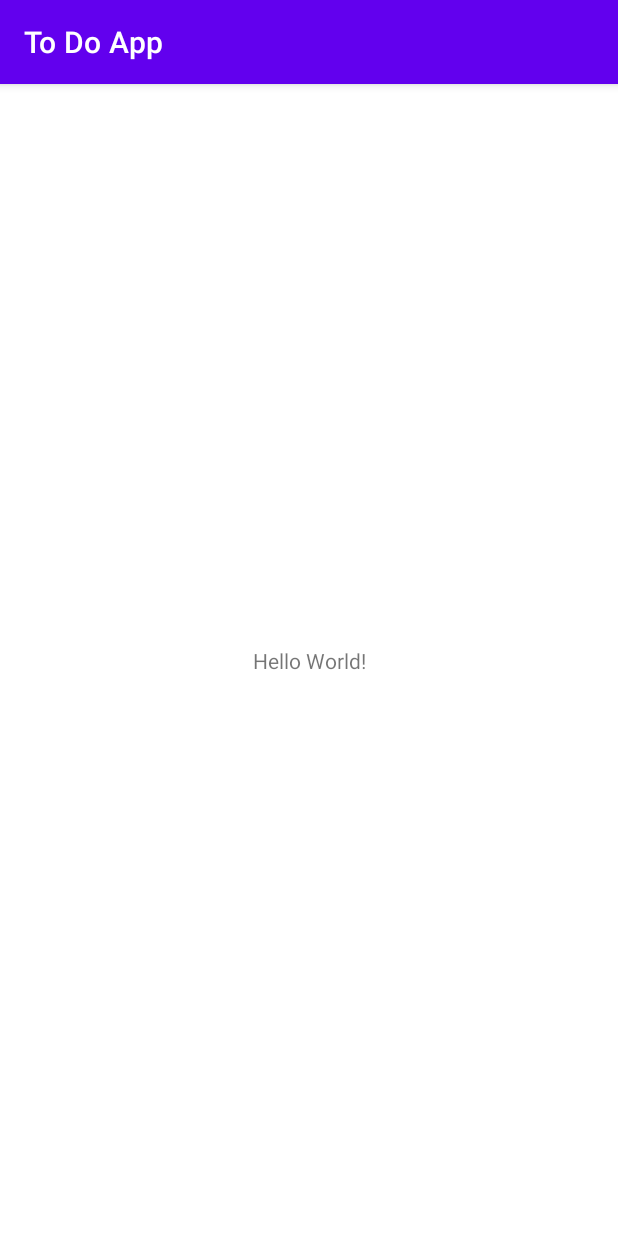
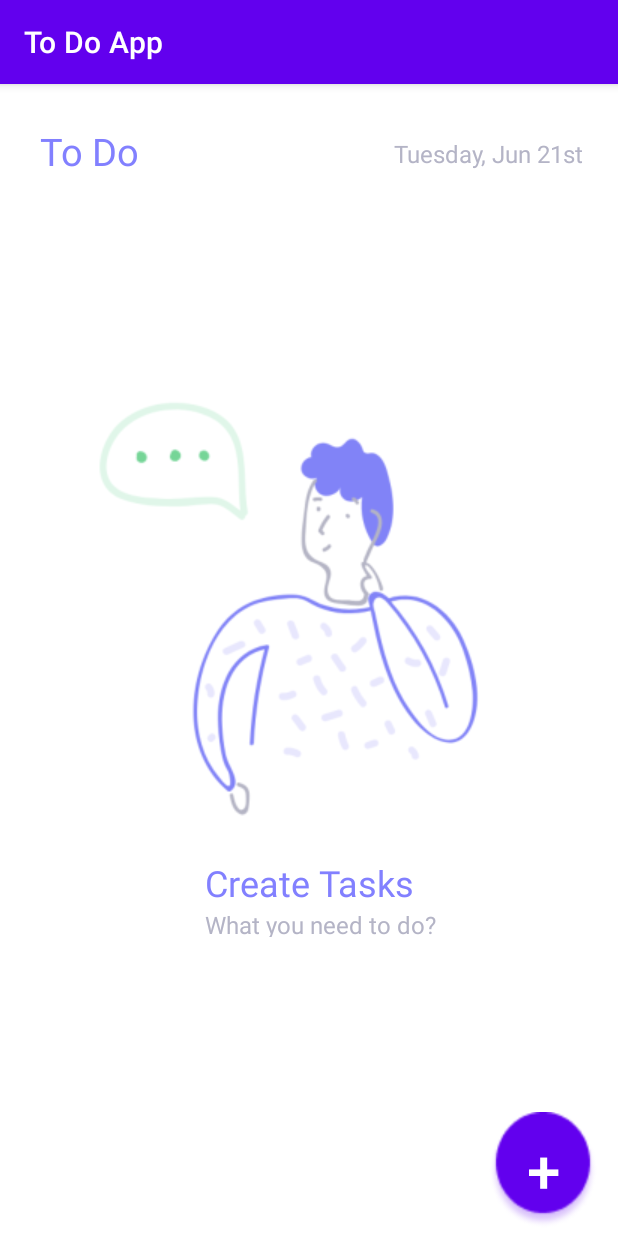
Before and after one commit to dbnascimentof/to-do-app, an Android app: the screen it shows after launch (MainActivity), on a phone screen of 412 x 824 dp. Run offline under Robolectric (Android 15) with nearby library versions, the phone set to English and light mode, and no system bars.

Commit message:
Main_Screen from To-Do-App

```diff
--- a/app/src/main/AndroidManifest.xml
+++ b/app/src/main/AndroidManifest.xml
@@ -10,6 +10,9 @@
         android:supportsRtl="true"
         android:theme="@style/Theme.ToDoApp">
         <activity
+            android:name=".Page02_TO_DO_APP"
+            android:exported="false" />
+        <activity
             android:name=".MainActivity"
             android:exported="true">
             <intent-filter>
--- a/app/src/main/java/br/com/danielfilho/todoapp/MainActivity.java
+++ b/app/src/main/java/br/com/danielfilho/todoapp/MainActivity.java
@@ -2,13 +2,25 @@ package br.com.danielfilho.todoapp;
 
 import androidx.appcompat.app.AppCompatActivity;
 
+import android.content.Intent;
 import android.os.Bundle;
+import android.view.View;
 
 public class MainActivity extends AppCompatActivity {
+
+    private View btnPlus;
 
     @Override
     protected void onCreate(Bundle savedInstanceState) {
         super.onCreate(savedInstanceState);
         setContentView(R.layout.activity_main);
-    }
+
+        btnPlus = findViewById(R.id.btn_plus);
+
+        btnPlus.setOnClickListener(View ->{
+        Intent intent = new Intent(MainActivity.this, Page02_TO_DO_APP.class);
+        startActivity(intent);
+        });
+
 }
+}
--- /dev/null
+++ b/app/src/main/java/br/com/danielfilho/todoapp/Page02_TO_DO_APP.java
@@ -0,0 +1,14 @@
+package br.com.danielfilho.todoapp;
+
+import androidx.appcompat.app.AppCompatActivity;
+
+import android.os.Bundle;
+
+public class Page02_TO_DO_APP extends AppCompatActivity {
+
+    @Override
+    protected void onCreate(Bundle savedInstanceState) {
+        super.onCreate(savedInstanceState);
+        setContentView(R.layout.activity_page02_to_do_app);
+    }
+}
--- a/app/src/main/res/layout/activity_main.xml
+++ b/app/src/main/res/layout/activity_main.xml
@@ -7,12 +7,84 @@
     tools:context=".MainActivity">
 
     <TextView
+        android:id="@+id/textView"
         android:layout_width="wrap_content"
         android:layout_height="wrap_content"
-        android:text="Hello World!"
+        android:text="To Do"
+        android:textColor="#8280FF"
+        android:textSize="25dp"
         app:layout_constraintBottom_toBottomOf="parent"
-        app:layout_constraintLeft_toLeftOf="parent"
-        app:layout_constraintRight_toRightOf="parent"
-        app:layout_constraintTop_toTopOf="parent" />
+        app:layout_constraintEnd_toEndOf="parent"
+        app:layout_constraintHorizontal_bias="0.078"
+        app:layout_constraintStart_toStartOf="parent"
+        app:layout_constraintTop_toTopOf="parent"
+        app:layout_constraintVertical_bias="0.037" />
 
+    <Button
+        android:id="@+id/btn_plus"
+        android:layout_width="72dp"
+        android:layout_height="77dp"
+        android:background="@drawable/floating_button"
+        android:text="+"
+        android:textSize="40dp"
+        android:backgroundTint="@color/black"
+        app:layout_constraintBottom_toBottomOf="parent"
+        app:layout_constraintEnd_toEndOf="parent"
+        app:layout_constraintHorizontal_bias="0.959"
+        app:layout_constraintStart_toStartOf="parent"
+        app:layout_constraintTop_toTopOf="parent"
+        app:layout_constraintVertical_bias="0.992" />
+
+    <ImageView
+        android:id="@+id/imageView"
+        android:layout_width="300dp"
+        android:layout_height="304dp"
+        app:layout_constraintBottom_toBottomOf="parent"
+        app:layout_constraintEnd_toEndOf="parent"
+        app:layout_constraintHorizontal_bias="0.495"
+        app:layout_constraintStart_toStartOf="parent"
+        app:layout_constraintTop_toTopOf="parent"
+        app:layout_constraintVertical_bias="0.437"
+        app:srcCompat="@drawable/create_task_illustration_1" />
+
+    <TextView
+        android:id="@+id/textView2"
+        android:layout_width="wrap_content"
+        android:layout_height="wrap_content"
+        android:text="Create Tasks"
+        android:textColor="#8280FF"
+        android:textSize="24dp"
+        app:layout_constraintBottom_toBottomOf="parent"
+        app:layout_constraintEnd_toEndOf="parent"
+        app:layout_constraintStart_toStartOf="parent"
+        app:layout_constraintTop_toTopOf="parent"
+        app:layout_constraintVertical_bias="0.702" />
+
+    <TextView
+        android:id="@+id/textView3"
+        android:layout_width="176dp"
+        android:layout_height="19dp"
+        android:text="What you need to do?"
+        android:textColor="#B4B4C6"
+        android:textSize="16dp"
+        app:layout_constraintBottom_toBottomOf="parent"
+        app:layout_constraintEnd_toEndOf="parent"
+        app:layout_constraintHorizontal_bias="0.578"
+        app:layout_constraintStart_toStartOf="parent"
+        app:layout_constraintTop_toTopOf="parent"
+        app:layout_constraintVertical_bias="0.734" />
+
+    <TextView
+        android:id="@+id/textView4"
+        android:layout_width="wrap_content"
+        android:layout_height="wrap_content"
+        android:textColor="#B4B4C6"
+        android:text="Tuesday, Jun 21st"
+        android:textSize="16dp"
+        app:layout_constraintBottom_toBottomOf="parent"
+        app:layout_constraintEnd_toEndOf="parent"
+        app:layout_constraintHorizontal_bias="0.92"
+        app:layout_constraintStart_toStartOf="parent"
+        app:layout_constraintTop_toTopOf="parent"
+        app:layout_constraintVertical_bias="0.047" />
 </androidx.constraintlayout.widget.ConstraintLayout>
--- /dev/null
+++ b/app/src/main/res/layout/activity_page02_to_do_app.xml
@@ -0,0 +1,9 @@
+<?xml version="1.0" encoding="utf-8"?>
+<androidx.constraintlayout.widget.ConstraintLayout xmlns:android="http://schemas.android.com/apk/res/android"
+    xmlns:app="http://schemas.android.com/apk/res-auto"
+    xmlns:tools="http://schemas.android.com/tools"
+    android:layout_width="match_parent"
+    android:layout_height="match_parent"
+    tools:context=".Page02_TO_DO_APP">
+
+</androidx.constraintlayout.widget.ConstraintLayout>
--- a/build.gradle
+++ b/build.gradle
@@ -1,7 +1,7 @@
 // Top-level build file where you can add configuration options common to all sub-projects/modules.
 plugins {
-    id 'com.android.application' version '7.1.3' apply false
-    id 'com.android.library' version '7.1.3' apply false
+    id 'com.android.application' version '7.2.0' apply false
+    id 'com.android.library' version '7.2.0' apply false
 }
 
 task clean(type: Delete) {
```
Also changed, not shown: app/src/main/res/drawable/create_task_illustration_1.png (added), app/src/main/res/drawable/floating_button.png (added), app/src/main/res/drawable/illustration.png (added), gradle/wrapper/gradle-wrapper.properties.
